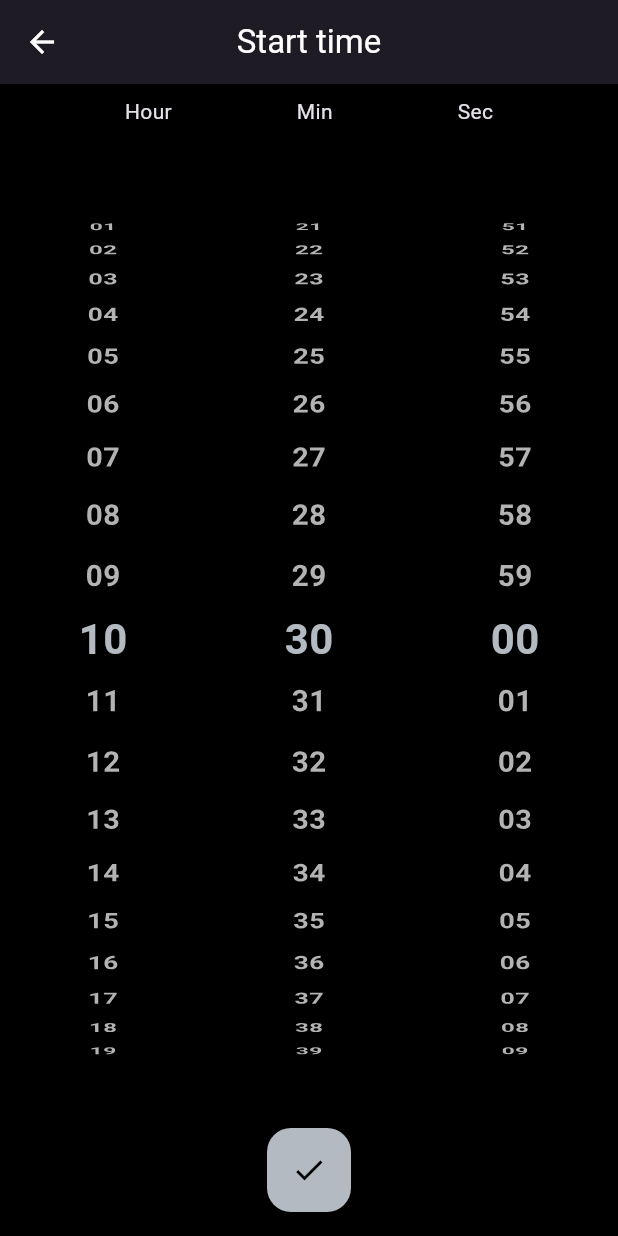
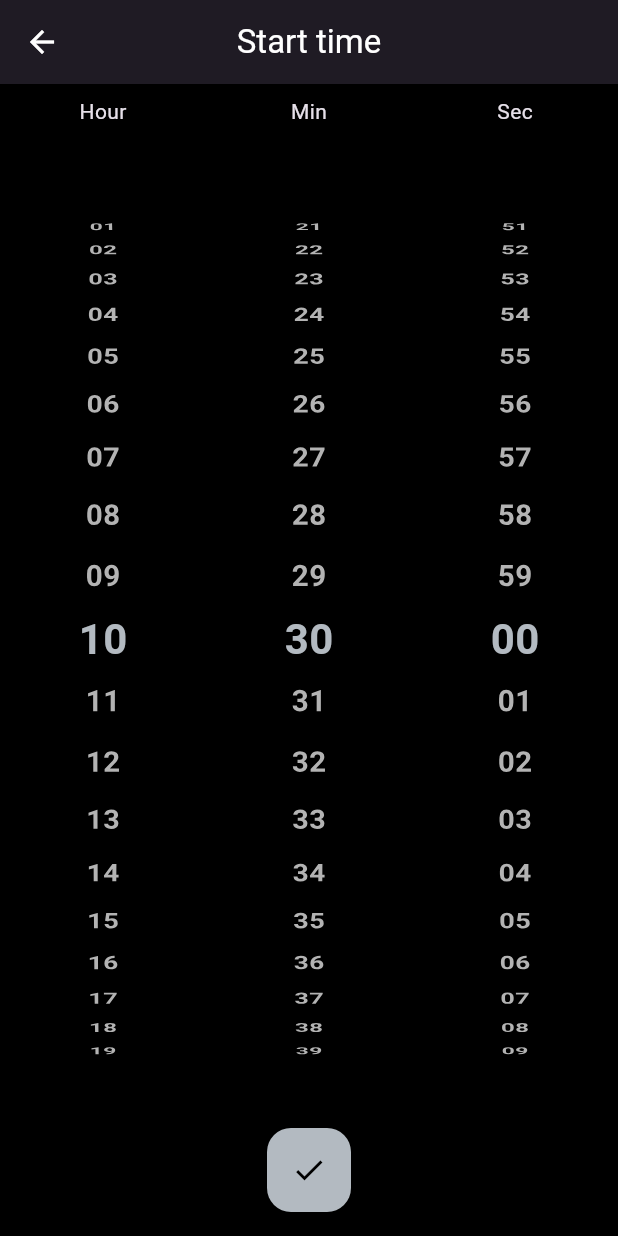
Before and after one commit to allanino/zazen_timer, a Flutter app: the StartTimePickerScreen screen opened directly with empty values, on a phone screen of 412 x 824 dp. Run offline on Flutter 3.47's test engine with Material 3 defaults, Android fonts, the phone set to English and light mode, and no system bars; our stand-ins replace shared_preferences, wakelock_plus; accounts and stored records are empty.

Commit message:
Fix time wheel label alignment

```diff
--- a/lib/start_time_picker_screen.dart
+++ b/lib/start_time_picker_screen.dart
@@ -96,11 +96,22 @@ class _StartTimePickerScreenState extends State<StartTimePickerScreen> {
         children: <Widget>[
           const SizedBox(height: 8),
           const Row(
-            mainAxisAlignment: MainAxisAlignment.spaceEvenly,
             children: <Widget>[
-              Text('Hour'),
-              Text('Min'),
-              Text('Sec'),
+              Expanded(
+                child: Center(
+                  child: Text('Hour'),
+                ),
+              ),
+              Expanded(
+                child: Center(
+                  child: Text('Min'),
+                ),
+              ),
+              Expanded(
+                child: Center(
+                  child: Text('Sec'),
+                ),
+              ),
             ],
           ),
           Expanded(
```
Also changed, not shown: lib/minute_picker_screen.dart (+10 -3 lines).
